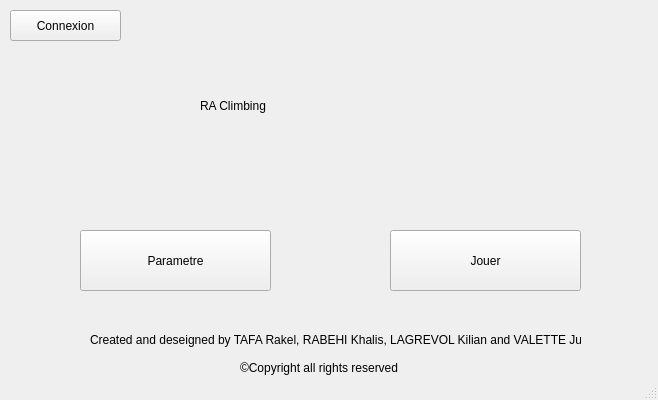
Qt form testIHMClimingProject/testIHMClimingProject/testIHMClimingProject.ui (simplyyCarlos/ClimbingProject) before a commit.
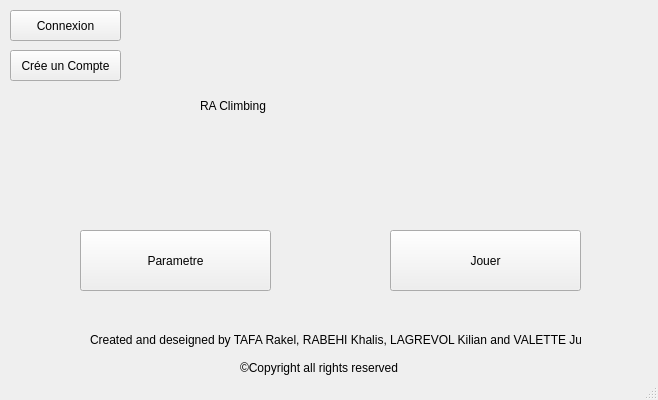
The same form after that commit.

Commit message: creation de compte

Patch:
```diff
--- a/testIHMClimingProject/testIHMClimingProject/testIHMClimingProject.ui
+++ b/testIHMClimingProject/testIHMClimingProject/testIHMClimingProject.ui
@@ -105,6 +105,19 @@
      <string/>
     </property>
    </widget>
+   <widget class="QPushButton" name="pushButton_Creation">
+    <property name="geometry">
+     <rect>
+      <x>10</x>
+      <y>50</y>
+      <width>111</width>
+      <height>31</height>
+     </rect>
+    </property>
+    <property name="text">
+     <string>Crée un Compte</string>
+    </property>
+   </widget>
   </widget>
   <widget class="QStatusBar" name="statusBar"/>
  </widget>
```
The commit also changes 13 other files.
